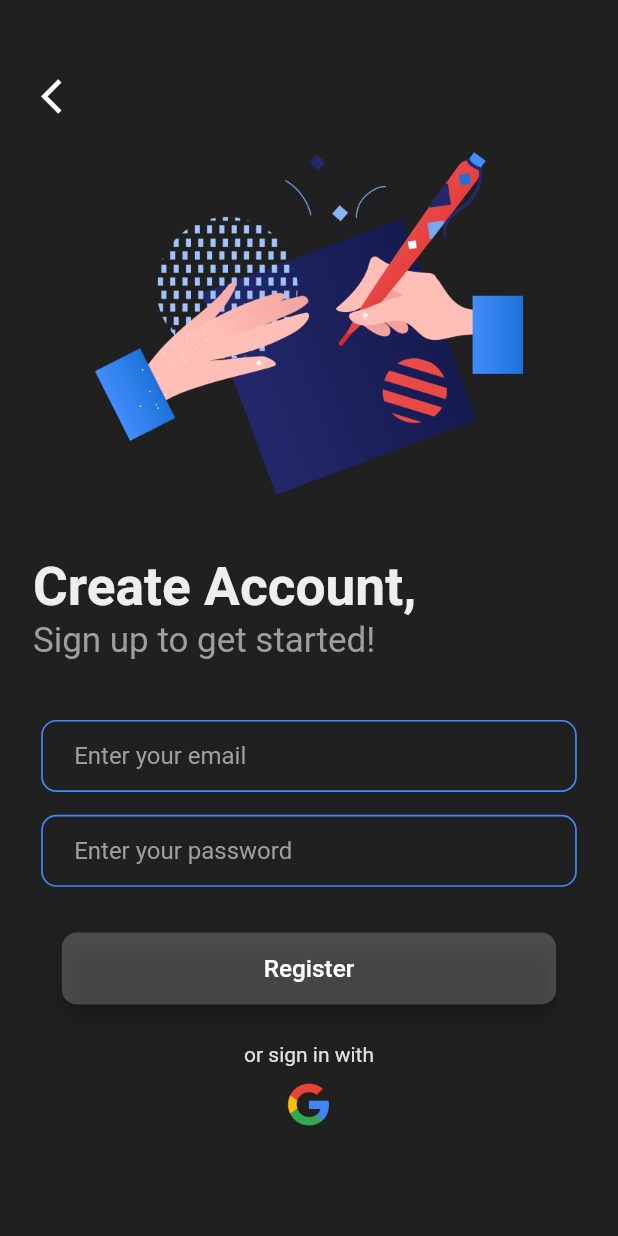
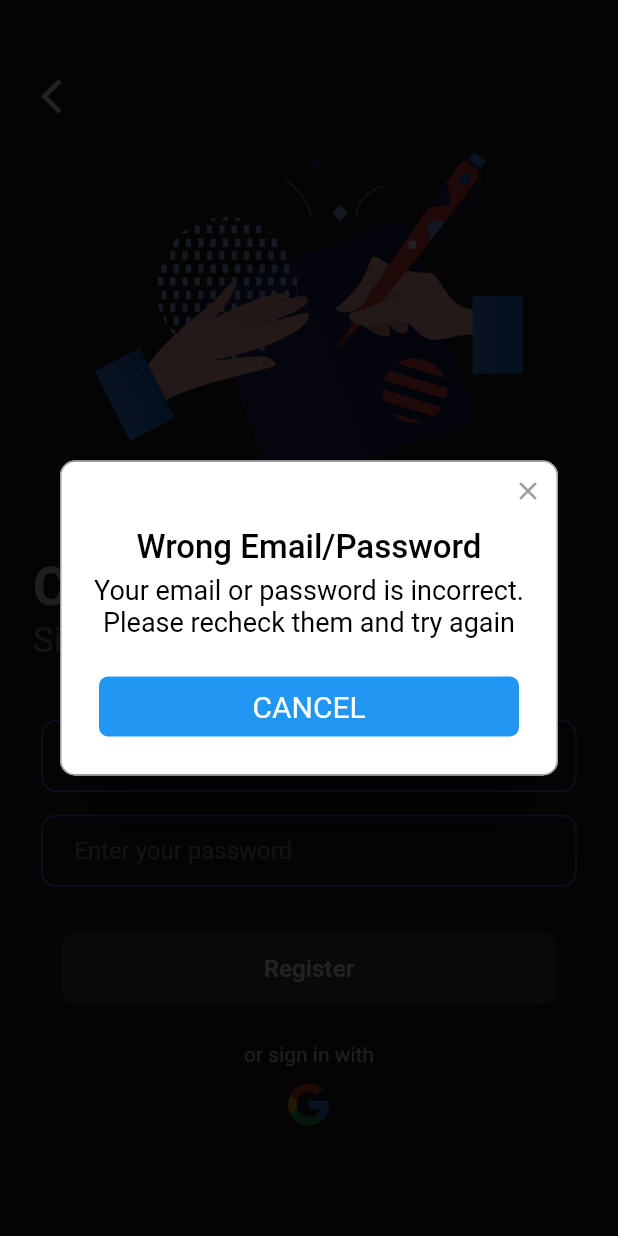
Before and after one commit to RosaliaSL/TechStory, a Flutter app: the RegistrationScreen screen opened by its route, after a tap on "Register", on a phone screen of 412 x 824 dp. Run offline on Flutter 3.47's test engine with Material 2 defaults, Android fonts, the phone set to English and light mode, and no system bars; drawn by our look-alikes of rflutter_alert; our stand-ins replace carousel_slider, cloud_firestore, firebase_auth, flutter_tts, font_awesome_flutter, google_sign_in and 1 more; accounts and stored records are empty.

Commit message:
Added alert for wrong email/password

```diff
--- a/lib/login_screen.dart
+++ b/lib/login_screen.dart
@@ -7,6 +7,7 @@
 import 'menu_page.dart';
 import 'package:cloud_firestore/cloud_firestore.dart';
 import 'package:google_sign_in/google_sign_in.dart';
+import 'package:rflutter_alert/rflutter_alert.dart';
 
 class LoginScreen extends StatefulWidget {
   static String id = 'login_screen';
@@ -39,6 +40,12 @@
         setState(() {
           showSpinner = false;
         });
+        Alert(
+          context: context,
+          title: 'Wrong Email/Password',
+          desc:
+              'Your email or password is incorrect. Please recheck them and try again',
+        ).show();
       }
     } catch (err) {
       setState(() {
@@ -239,6 +246,12 @@
                       setState(() {
                         showSpinner = false;
                       });
+                      Alert(
+                        context: context,
+                        title: 'Wrong Email/Password',
+                        desc:
+                            'Your email or password is incorrect. Please recheck them and try again',
+                      ).show();
                     }
                   },
                 ),
--- a/lib/registration_screen.dart
+++ b/lib/registration_screen.dart
@@ -5,6 +5,7 @@
 import 'package:firebase_auth/firebase_auth.dart';
 import 'package:modal_progress_hud/modal_progress_hud.dart';
 import 'package:google_sign_in/google_sign_in.dart';
+import 'package:rflutter_alert/rflutter_alert.dart';
 
 class RegistrationScreen extends StatefulWidget {
   static String id = 'registration_screen';
@@ -37,6 +38,12 @@
         setState(() {
           showSpinner = false;
         });
+        Alert(
+          context: context,
+          title: 'Wrong Email/Password',
+          desc:
+              'Your email or password is incorrect. Please recheck them and try again',
+        ).show();
       }
     } catch (err) {
       setState(() {
@@ -235,6 +242,12 @@
                       setState(() {
                         showSpinner = false;
                       });
+                      Alert(
+                        context: context,
+                        title: 'Wrong Email/Password',
+                        desc:
+                            'Your email or password is incorrect. Please recheck them and try again',
+                      ).show();
                     }
                   },
                   buttonTitle: 'Register',
--- a/pubspec.yaml
+++ b/pubspec.yaml
@@ -25,6 +25,7 @@
   cloud_firestore: ^0.13.7
   modal_progress_hud: ^0.1.3
   google_sign_in: ^4.5.1
+  rflutter_alert: ^1.0.3
 
 dev_dependencies:
   flutter_test:
```
Also changed, not shown: pubspec.lock.
